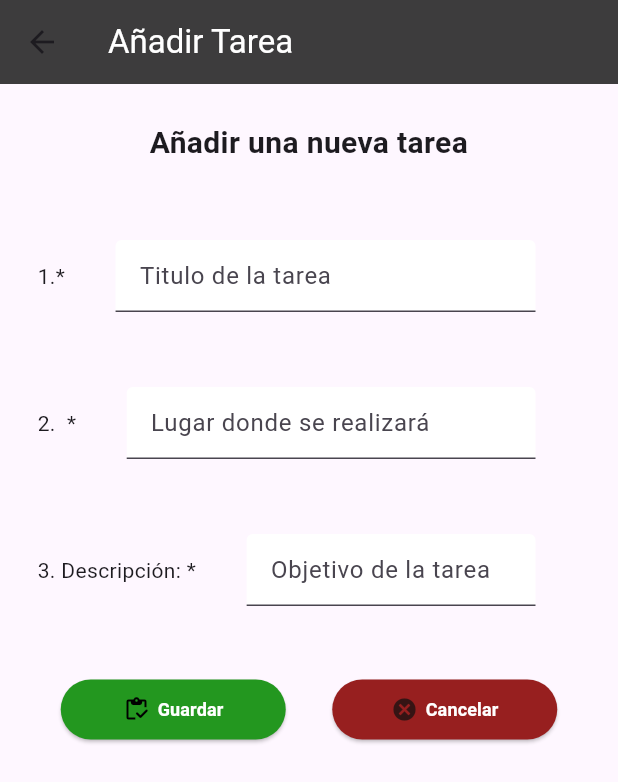
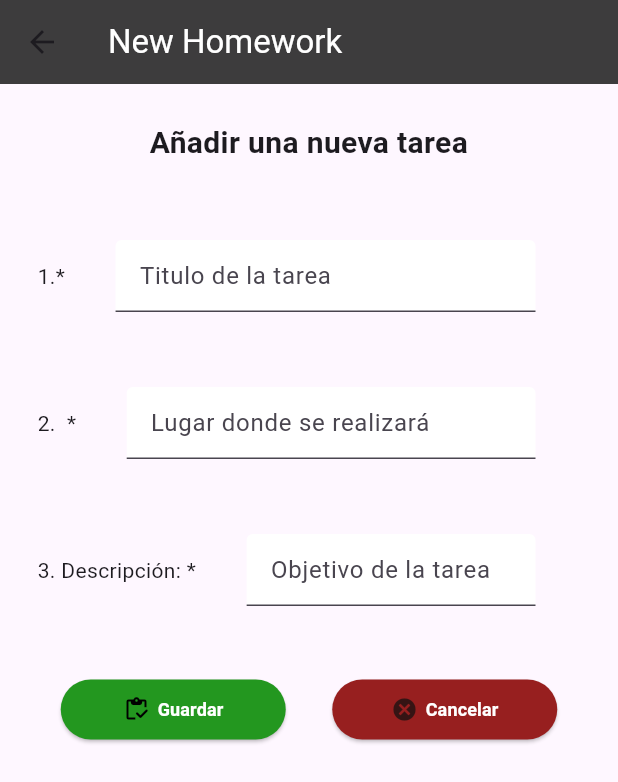
Before and after one commit to brandon100477/flutter_application_1, a Flutter app: the welcome screen opened directly with empty values, after a tap on "Nueva", on a phone screen of 412 x 824 dp. Shown: the top 782 px of the screen. Run offline on Flutter 3.47's test engine with Material 3 defaults, Android fonts, the phone set to English and light mode, and no system bars; our stand-ins replace cloud_firestore, firebase_auth, firebase_core; accounts and stored records are empty; network calls fail.

Commit message:
Variables pasadas a vista

```diff
--- a/lib/forms/add.dart
+++ b/lib/forms/add.dart
@@ -17,7 +17,7 @@ class add extends StatelessWidget {
       appBar: AppBar(
         //Es el encavezado o navegador.
         title: const Text(
-          "Añadir Tarea",
+          "New Homework",
           style: TextStyle(
               color: Color.fromARGB(
                   255, 255, 255, 255)), //Color del texto de encabezado
--- a/lib/pages/welcome.dart
+++ b/lib/pages/welcome.dart
@@ -1,6 +1,7 @@
-// ignore_for_file: prefer_const_constructors, prefer_const_literals_to_create_immutables, sized_box_for_whitespace
+// ignore_for_file: prefer_const_constructors, prefer_const_literals_to_create_immutables, sized_box_for_whitespace, avoid_unnecessary_containers
 
 import 'package:cloud_firestore/cloud_firestore.dart';
+import 'package:firebase_auth/firebase_auth.dart';
 import 'package:flutter/material.dart';
 import 'package:flutter_application_1/forms/add.dart';
 import 'package:flutter_application_1/forms/table.dart';
@@ -52,7 +53,7 @@ Widget cuerpo(BuildContext context, DocumentSnapshot userDoc) {
   return Container(
       child: Column(
     children: [
-      tabla(),
+      tabla(userDoc),
       SizedBox(
         height: 30.0,
       ),
@@ -75,7 +76,7 @@ Widget cuerpo(BuildContext context, DocumentSnapshot userDoc) {
   ));
 }
 
-Widget provicional(context) {
+Widget provicional(context, DocumentSnapshot userDoc, int tareaId) {
   return Center(
     child: ElevatedButton(
       style: ButtonStyle(
@@ -90,8 +91,14 @@ Widget provicional(context) {
         ),
       ),
       onPressed: () {
-        Navigator.push(context,
-            MaterialPageRoute(builder: (context) => homework(dynamic)));
+        Navigator.push(
+            context,
+            MaterialPageRoute(
+                builder: (context) => homework(
+                      taskId: tareaId,
+                      key: Key('myUniqueKey'),
+                      userDoc: userDoc,
+                    )));
       },
       child: const Row(
           mainAxisAlignment: MainAxisAlignment.center,
@@ -186,7 +193,7 @@ Widget nuevo(context, DocumentSnapshot userDoc) {
   );
 }
 
-Widget tabla() {
+Widget tabla(DocumentSnapshot userDoc) {
   return Center(
       child: Padding(
     padding: const EdgeInsets.all(0.0),
@@ -205,6 +212,14 @@ Widget tabla() {
               } else {
                 List<Map<String, dynamic>> data = snapshot.data!;
                 data.sort((a, b) => a['id'].compareTo(b['id']));
+                if (data.isEmpty) {
+                  return Text(
+                    'Lo sentimos. Aún no hay tareas para mostrar',
+                    style:
+                        TextStyle(fontSize: 15.0, fontWeight: FontWeight.bold),
+                    textAlign: TextAlign.center,
+                  );
+                } else {
                   return Column(
                     children: [
                       for (var tareaData in data)
@@ -216,7 +231,8 @@ Widget tabla() {
                               style: TextStyle(
                                   fontSize: 15.0, fontWeight: FontWeight.bold),
                             ),
-                          provicional(context),
+                            Text(tareaData['id'].toString()),
+                            provicional(context, userDoc, tareaData['id']),
                             SizedBox(
                               height: 30.0,
                             ),
@@ -225,6 +241,7 @@ Widget tabla() {
                     ],
                   );
                 }
+              }
             }),
       ),
     ),
--- a/lib/services/firebase.dart
+++ b/lib/services/firebase.dart
@@ -1,3 +1,5 @@
+// ignore_for_file: unnecessary_cast
+
 import 'package:cloud_firestore/cloud_firestore.dart';
 
 FirebaseFirestore database = FirebaseFirestore.instance;
@@ -19,21 +21,14 @@ Stream<List<Map<String, dynamic>>> gettarea() {
       .collection('homework')
       .snapshots()
       .map((snapshot) {
-    return snapshot.docs.map((doc) => doc.data()).toList();
+    return snapshot.docs
+        .map((doc) => {'id': doc.id, ...doc.data()} as Map<String, dynamic>)
+        .toList();
   });
-  /*  List<Map<String, dynamic>> tarea = [];
-  CollectionReference collectionReferencePerson =
-      database.collection('homework');
-  QuerySnapshot queryPerson =  collectionReferencePerson.get();
-  for (var documento in queryPerson.docs) {
-    tarea.add(documento.data() as Map<String, dynamic>);
-  }
-  return tarea; */
 }
 
 Future<List<Map<String, dynamic>>> getcombinedData() async {
   List<Map<String, dynamic>> person = await getPerson();
-  /* List<Map<String, dynamic>> tarea = await gettarea(); */
   return [...person];
 }
 
@@ -65,6 +60,18 @@ Future<void> addhomework(String titulo, campo, descrip) async {
     "id": homework + 1,
     "titulo": titulo,
     "campo": campo,
-    "descrip": descrip
+    "descrip": descrip,
+    "realizada": 0,
   });
 }
+
+/* Future<void> update() async {
+  FirebaseFirestore firestore = FirebaseFirestore.instance;
+
+  DocumentReference docRef =
+      firestore.collection('tuColeccion').doc('homework');
+
+  await docRef.update({
+    'realizada': 'valorDelNuevoCampo',
+  });
+} */
```
Also changed, not shown: lib/main.dart (+0 -7 lines), lib/pages/homework.dart (+94 -27 lines). Lines whose indentation alone changed are shown as unchanged.
